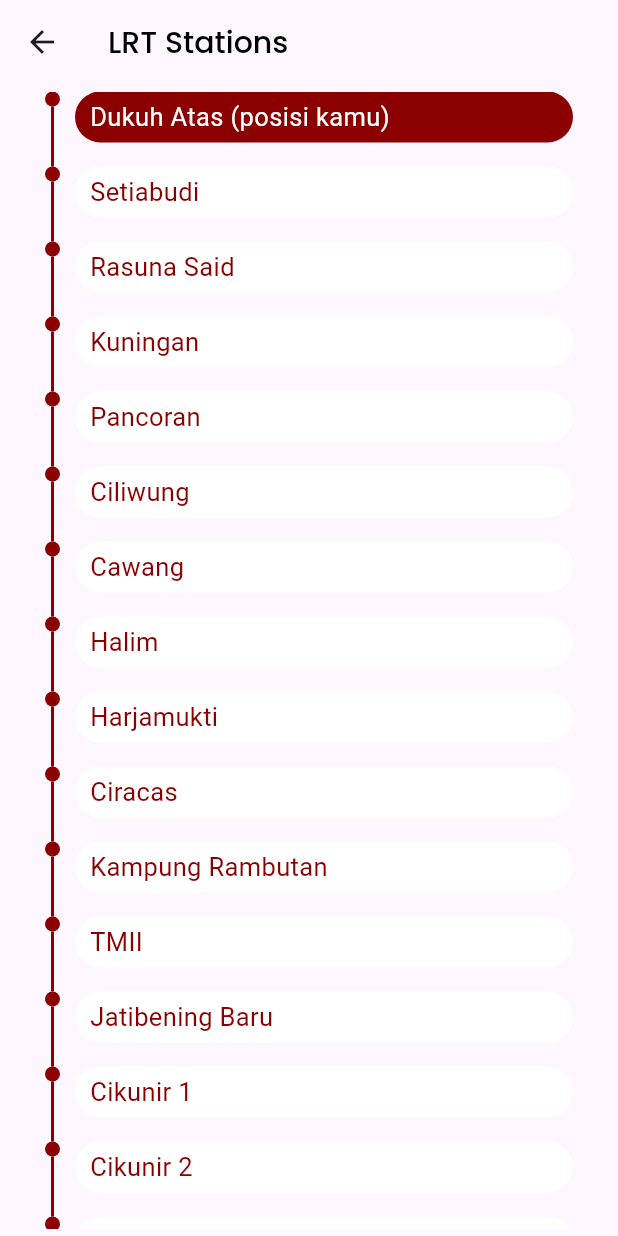
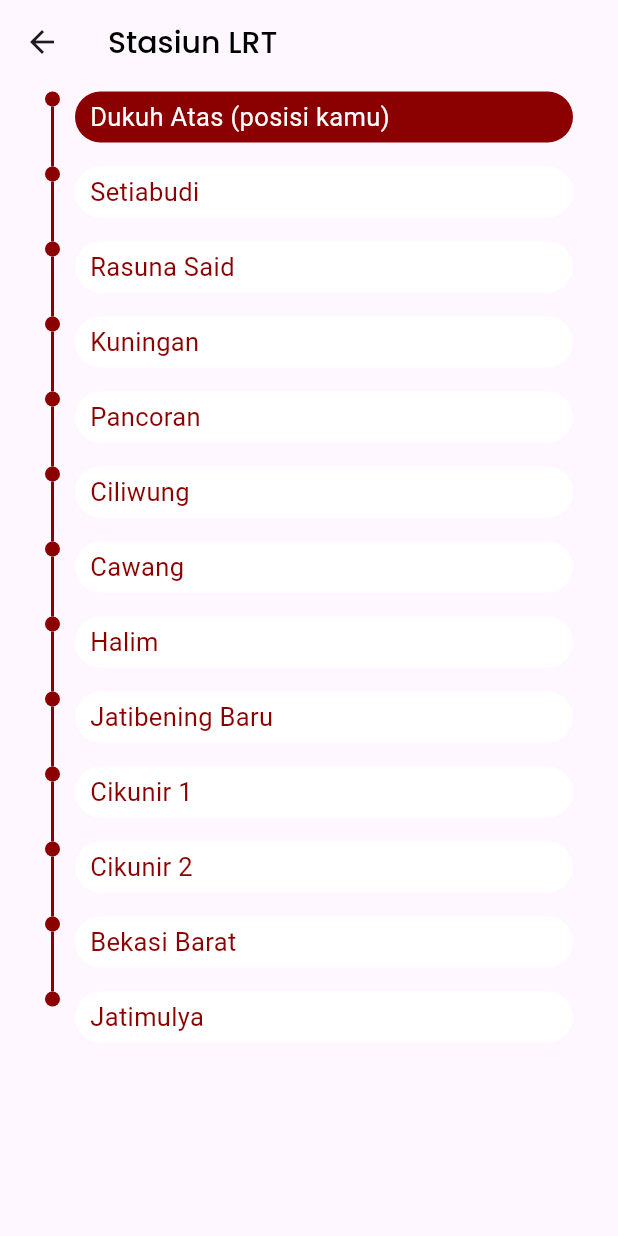
Before and after one commit to rafli-ramadhan/lrt-jabodebek-schedule-app, a Flutter app: the screen it shows after launch, after a tap on "Jati Mulya", on a phone screen of 412 x 824 dp. Run offline on Flutter 3.47's test engine with Material 3 defaults, Android fonts, the phone set to English and light mode, and no system bars; Roboto replaces fonts that are missing (PoppinsReguler).

Commit message:
feat: update data station

```diff
--- a/lib/calculate_arrival_time.dart
+++ b/lib/calculate_arrival_time.dart
@@ -11,7 +11,6 @@ class DataStasiun {
       required this.dataStasiun,});
 }
 
-// List stasiun di sepanjang jalur LRT
 List<DataStasiun> stasiunDataList = [
 // Bekasi line only
   DataStasiun(namaStasiun: 'Jatimulya', dataStasiun: dataJatiMulya),
--- a/lib/data/stationList.dart
+++ b/lib/data/stationList.dart
@@ -17,3 +17,33 @@ List<String> stasiunList = [
   'Bekasi Barat',
   'Jatimulya'
 ];
+
+List<String> stasiunListCibuburLine = [
+  'Dukuh Atas',
+  'Setiabudi',
+  'Rasuna Said',
+  'Kuningan',
+  'Pancoran',
+  'Ciliwung',
+  'Cawang',
+  'TMII',
+  'Ciracas',
+  'Kampung Rambutan',
+  'Harjamukti',
+];
+
+List<String> stasiunListBekasiLine = [
+  'Dukuh Atas',
+  'Setiabudi',
+  'Rasuna Said',
+  'Kuningan',
+  'Pancoran',
+  'Ciliwung',
+  'Cawang',
+  'Halim',
+  'Jatibening Baru',
+  'Cikunir 1',
+  'Cikunir 2',
+  'Bekasi Barat',
+  'Jatimulya'
+];
--- a/lib/list_train.dart
+++ b/lib/list_train.dart
@@ -3,14 +3,20 @@ import 'package:app_lrt_jabodebek/data/stationList.dart';
 
 class ListTrain extends StatelessWidget {
   final String stationName;
+  final String lineLrt;
+  List<String> stations;
 
-  const ListTrain({Key? key, required this.stationName}) : super(key: key);
+  ListTrain({Key? key, required this.stationName, required this.lineLrt})
+      : stations = lineLrt.contains('Cibubur')
+            ? stasiunListCibuburLine
+            : stasiunListBekasiLine,
+        super(key: key);
 
   @override
   Widget build(BuildContext context) {
     return Scaffold(
       appBar: AppBar(
-        title: const Text('LRT Stations',
+        title: const Text('Stasiun LRT',
             style: TextStyle(
                 color: Color.fromARGB(255, 0, 0, 0),
                 fontSize: 20.0,
@@ -19,16 +25,15 @@ class ListTrain extends StatelessWidget {
       body: Padding(
         padding: const EdgeInsets.symmetric(horizontal: 30.0, vertical: 5.0),
         child: ListView.builder(
-          itemCount: stasiunList.length,
+          itemCount: stations.length,
           itemBuilder: (context, index) {
-            bool isSelected = stasiunList[index] == stationName;
+            bool isSelected = stations[index] == stationName;
             return Row(
               mainAxisAlignment: MainAxisAlignment.start,
               crossAxisAlignment: CrossAxisAlignment.start,
               children: [
                 Column(
                   children: [
-                    // This creates a circle (dot) for each station
                     Container(
                       width: 10,
                       height: 10,
@@ -38,7 +43,7 @@ class ListTrain extends StatelessWidget {
                       ),
                     ),
 
-                    if (index != stasiunList.length - 1)
+                    if (index != stations.length - 1)
                       Container(
                         width: 2,
                         height: 40,
@@ -59,8 +64,8 @@ class ListTrain extends StatelessWidget {
                   ),
                   child: Text(
                       isSelected
-                          ? '${stasiunList[index]} (posisi kamu)'
-                          : stasiunList[index],
+                          ? '${stations[index]} (posisi kamu)'
+                          : stations[index],
                       style: TextStyle(
                           color: isSelected
                               ? Color.fromARGB(255, 255, 255, 255)
--- a/lib/main_screen.dart
+++ b/lib/main_screen.dart
@@ -4,6 +4,7 @@ import 'package:app_lrt_jabodebek/model/data.dart';
 import 'package:app_lrt_jabodebek/data/jamOption.dart';
 import 'package:app_lrt_jabodebek/data/stationList.dart';
 import 'package:app_lrt_jabodebek/list_train.dart';
+import 'dart:async';
 
 class MainScreen extends StatefulWidget {
   const MainScreen({Key? key}) : super(key: key);
@@ -12,45 +13,11 @@ class MainScreen extends StatefulWidget {
   _MainScreenState createState() => _MainScreenState();
 }
 
-// class SplashScreen extends StatefulWidget {
-//   @override
-//   _SplashScreenState createState() => _SplashScreenState();
-// }
-
-// class _SplashScreenState extends State<SplashScreen> {
-//   @override
-//   void initState() {
-//     super.initState();
-//     // Delay for 3 seconds and navigate to the main screen
-//     Timer(Duration(seconds: 3), () {
-//       Navigator.of(context).pushReplacement(
-//         MaterialPageRoute(builder: (context) => MainScreen()),
-//       );
-//     });
-//   }
-
-//   @override
-//   Widget build(BuildContext context) {
-//     return Scaffold(
-//       backgroundColor: Colors.black, // Set background color to black
-//       body: Center(
-//         child: Text(
-//           'LRT Jabodebek',
-//           style: TextStyle(
-//             fontSize: 25.0,
-//             color: Colors.white, // Set text color to white
-//             fontFamily: 'PoppinsRegular', // Use Poppins font
-//           ),
-//         ),
-//       ),
-//     );
-//   }
-// }
-
 class _MainScreenState extends State<MainScreen> {
+  // Default value
   String selectedStation = 'Dukuh Atas';
-  String selectedDariJam = '06:00'; // Default value for jam tiba
-  String selectedSampaiJam = '08:00'; // Default value for jam berangkat
+  String selectedDariJam = '05:00';
+  String selectedSampaiJam = '22:30';
 
   @override
   Widget build(BuildContext context) {
@@ -69,31 +36,27 @@ class _MainScreenState extends State<MainScreen> {
                   margin: const EdgeInsets.symmetric(
                       horizontal: 2.0, vertical: 2.0),
                   padding: const EdgeInsets.symmetric(
-                      horizontal: 8.0,
-                      vertical: 8.0), // Add padding inside the container
+                      horizontal: 8.0, vertical: 8.0),
                   decoration: BoxDecoration(
-                    color: const Color.fromARGB(
-                        255, 255, 220, 220), // Set the background color
-                    borderRadius:
-                        BorderRadius.circular(25.0), // Add rounded border
+                    color: const Color.fromARGB(255, 255, 220, 220),
+                    borderRadius: BorderRadius.circular(25.0),
                   ),
                   child: const Center(
                     child: Icon(
                       Icons.directions_subway,
                       size: 17,
-                      color: Colors.black, // Set icon color to black
+                      color: Colors.black,
                     ),
                   ),
                 ),
               ),
               const SizedBox(width: 2),
-              Text(
-                // '${stationData[0]} Station',
+              const Text(
                 'LRT Jabodebek',
-                style: const TextStyle(
+                style: TextStyle(
                   color: Color.fromARGB(255, 255, 255, 255),
                   fontSize: 17.0,
-                  fontFamily: 'PoppinsMedium', // Use the PoppinsBold font
+                  fontFamily: 'PoppinsMedium',
                 ),
               ),
             ],
@@ -114,7 +77,7 @@ class _MainScreenState extends State<MainScreen> {
                     child: Row(
                       mainAxisAlignment: MainAxisAlignment.spaceEvenly,
                       children: [
-                        // Dropdown for Jam Tiba
+                        // Dropdown
                         Expanded(
                           child: Column(
                             crossAxisAlignment: CrossAxisAlignment.start,
@@ -205,8 +168,7 @@ class _MainScreenState extends State<MainScreen> {
                                                           jamOptions[index + 1];
                                                     }
                                                   });
-                                                  Navigator.pop(
-                                                      context); // Close the dialog
+                                                  Navigator.pop(context);
                                                 },
                                               );
                                             },
@@ -237,8 +199,7 @@ class _MainScreenState extends State<MainScreen> {
                             ],
                           ),
                         ),
-                        const SizedBox(width: 20), // Space between the columns
-                        // Dropdown for Jam Berangkat
+                        const SizedBox(width: 20),
                         Expanded(
                           child: Column(
                             crossAxisAlignment: CrossAxisAlignment.center,
@@ -284,8 +245,7 @@ class _MainScreenState extends State<MainScreen> {
                                                           jamOptions[index];
                                                     }
                                                   });
-                                                  Navigator.pop(
-                                                      context); // Close the dialog
+                                                  Navigator.pop(context);
                                                 },
                                               );
                                             },
@@ -340,17 +300,15 @@ class _MainScreenState extends State<MainScreen> {
                             context,
                             MaterialPageRoute(
                                 builder: (context) =>
-                                    ListTrain(stationName: selectedStation)),
+                                    ListTrain(stationName: selectedStation, lineLrt: item.lineLrt)),
                           );
                         },
                         child: Card(
                           shadowColor: const Color.fromARGB(255, 0, 0, 0),
                           child: Row(
                             mainAxisSize: MainAxisSize.min,
-                            mainAxisAlignment: MainAxisAlignment
-                                .spaceBetween, // Allow column to take minimum space
-                            crossAxisAlignment: CrossAxisAlignment
-                                .center, // To make all container in center
+                            mainAxisAlignment: MainAxisAlignment.spaceBetween,
+                            crossAxisAlignment: CrossAxisAlignment.center,
                             children: <Widget>[
                               Padding(
                                 padding: const EdgeInsets.all(5.0),
@@ -358,14 +316,11 @@ class _MainScreenState extends State<MainScreen> {
                                     margin: const EdgeInsets.symmetric(
                                         horizontal: 2.0, vertical: 2.0),
                                     padding: const EdgeInsets.symmetric(
-                                        horizontal: 8.0,
-                                        vertical:
-                                            8.0), // Add padding inside the container
+                                        horizontal: 8.0, vertical: 8.0),
                                     decoration: BoxDecoration(
-                                      color: const Color.fromARGB(255, 255, 255,
-                                          255), // Set the background color to black
-                                      borderRadius: BorderRadius.circular(
-                                          25.0), // Add rounded border
+                                      color: const Color.fromARGB(
+                                          255, 255, 255, 255),
+                                      borderRadius: BorderRadius.circular(25.0),
                                     ),
                                     child: const Center(
                                       child: Icon(
@@ -391,25 +346,22 @@ class _MainScreenState extends State<MainScreen> {
                                     ),
                                     Container(
                                       padding: const EdgeInsets.symmetric(
-                                          horizontal: 8.0,
-                                          vertical:
-                                              2.0), // Add padding inside the container
+                                          horizontal: 8.0, vertical: 2.0),
                                       decoration: BoxDecoration(
                                         color: item.lineLrt.contains('Bekasi')
-                                            ? const Color.fromARGB(255, 16, 1,
-                                                182) // Blue if 'Bekasi'
-                                            : const Color.fromARGB(255, 1, 135,
-                                                52), // Black for other cases // Set the background color to black
-                                        borderRadius: BorderRadius.circular(
-                                            8.0), // Add rounded border
+                                            ? const Color.fromARGB(
+                                                255, 16, 1, 182)
+                                            : const Color.fromARGB(
+                                                255, 1, 135, 52),
+                                        borderRadius:
+                                            BorderRadius.circular(8.0),
                                       ),
                                       child: Text(
                                         item.lineLrt,
                                         style: const TextStyle(
                                           fontFamily: 'PoppinsRegular',
                                           fontSize: 13.0,
-                                          color: Colors
-                                              .white, // Set text color to white
+                                          color: Colors.white,
                                         ),
                                       ),
                                     ),
@@ -428,8 +380,7 @@ class _MainScreenState extends State<MainScreen> {
                                           style: TextStyle(
                                             fontFamily: 'PoppinsRegular',
                                             fontSize: 16.0,
-                                            color: Color.fromARGB(255, 0, 0,
-                                                0), // Set text color to white
+                                            color: Color.fromARGB(255, 0, 0, 0),
                                           ),
                                         ),
                                         Container(
@@ -437,24 +388,19 @@ class _MainScreenState extends State<MainScreen> {
                                               horizontal: 1.0,
                                               vertical: 5.0), //
                                           padding: const EdgeInsets.symmetric(
-                                              horizontal: 8.0,
-                                              vertical:
-                                                  1.0), // Add padding inside the container
+                                              horizontal: 8.0, vertical: 1.0),
                                           decoration: BoxDecoration(
                                             color: const Color.fromARGB(
                                                 255, 139, 1, 1),
-
-                                            /// Set the background color to black
-                                            borderRadius: BorderRadius.circular(
-                                                8.0), // Add rounded border
+                                            borderRadius:
+                                                BorderRadius.circular(8.0),
                                           ),
                                           child: Text(
                                             item.jamTiba,
                                             style: const TextStyle(
                                               fontFamily: 'PoppinsRegular',
                                               fontSize: 18.0,
-                                              color: Colors
-                                                  .white, // Set text color to white
+                                              color: Colors.white,
                                             ),
                                           ),
                                         ),
--- a/lib/model/data.dart
+++ b/lib/model/data.dart
@@ -14,17 +14,14 @@ class DataLRT {
 }
 
 List<DataLRT> convertToDataLRT(List<String> rawData, String selectedDariJam, String selectedSampaiJam) {
-  // Format for the time comparison
   DateFormat timeFormat = DateFormat('HH:mm');
 
-  // Convert the selected range times into DateTime objects
   DateTime dariTime = timeFormat.parse(selectedDariJam);
   DateTime sampaiTime = timeFormat.parse(selectedSampaiJam);
 
   List<DataLRT> dataLRTList= rawData.map((entry) {
-    // Split the entry into time and destination
     List<String> parts = entry.split(' ');
-    String jamTiba = parts[0]; // e.g., '06:17'
+    String jamTiba = parts[0];
 
     String stationName = parts.sublist(3).join(' ') == 'Jati Mulya'
         ? 'Jati Mulya'
@@ -39,7 +36,7 @@ List<DataLRT> convertToDataLRT(List<String> rawData, String selectedDariJam, Str
             : 'Harjamukti');
 
     return DataLRT(
-      namaStasiun: stationName, // Always Dukuh Atas in this case
+      namaStasiun: stationName,
       tujuanAkhir: tujuanAkhir,
       jamTiba: jamTiba,
       lineLrt: parts.sublist(1).join(' ').contains('Jati Mulya')
@@ -48,13 +45,12 @@ List<DataLRT> convertToDataLRT(List<String> rawData, String selectedDariJam, Str
     );
   }).toList();
 
-  // Filter based on the time range
   List<DataLRT> filteredData = dataLRTList.where((data) {
     DateTime jamTibaTime = timeFormat.parse(data.jamTiba);
     return jamTibaTime.isAfter(dariTime) && jamTibaTime.isBefore(sampaiTime);
   }).toList();
 
-  // Sort the filtered list by jamTiba
+  // Sort based on jamTiba
   filteredData.sort((a, b) => a.jamTiba.compareTo(b.jamTiba));
 
   return filteredData;
```
